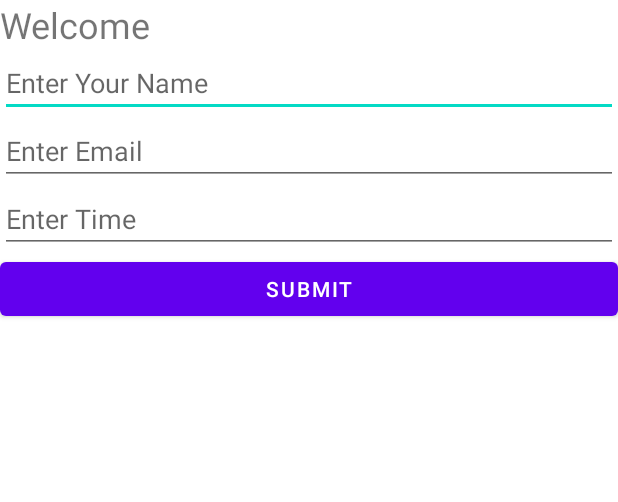
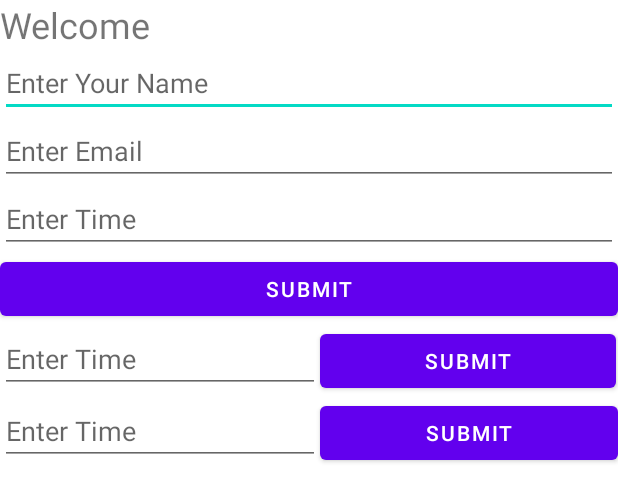
Before and after one commit to BSEF19M517/MC_practice, an Android app: the layout activity_linear1.xml on its own in the app's theme, with its tools: preview values and no code run, on a phone screen of 412 x 824 dp. Shown: the top 502 px of the screen. Run offline under Robolectric (Android 15) with nearby library versions, the phone set to English and light mode, and no system bars.

Commit message:
linear horizontal

```diff
--- a/app/src/main/java/com/bsef19m517/mc01/MainActivity.java
+++ b/app/src/main/java/com/bsef19m517/mc01/MainActivity.java
@@ -13,7 +13,7 @@ public class MainActivity extends AppCompatActivity {
     @Override
     protected void onCreate(Bundle savedInstanceState) {
         super.onCreate(savedInstanceState);
-        setContentView(R.layout.activity_linear1);
+        setContentView(R.layout.activity_linear_horizontal1);
         etName = (EditText) findViewById(R.id.editTextTextPersonName);
         etPass = (EditText) findViewById(R.id.editTextTextPersonName2);
     }
--- a/app/src/main/res/layout/activity_linear1.xml
+++ b/app/src/main/res/layout/activity_linear1.xml
@@ -40,4 +40,44 @@
         android:layout_width="match_parent"
         android:layout_height="wrap_content"
         android:text="Submit" />
+
+    <LinearLayout
+        android:layout_width="match_parent"
+        android:layout_height="wrap_content"
+        android:orientation="horizontal">
+
+        <EditText
+            android:id="@+id/editTextTime1"
+            android:layout_width="wrap_content"
+            android:layout_height="wrap_content"
+            android:ems="10"
+            android:hint="Enter Time"
+            android:inputType="time" />
+
+        <Button
+            android:id="@+id/button3"
+            android:layout_width="197dp"
+            android:layout_height="wrap_content"
+            android:text="Submit" />
+    </LinearLayout>
+
+    <LinearLayout
+        android:layout_width="match_parent"
+        android:layout_height="wrap_content"
+        android:orientation="horizontal">
+
+        <EditText
+            android:id="@+id/editTextTime2"
+            android:layout_width="wrap_content"
+            android:layout_height="wrap_content"
+            android:ems="10"
+            android:hint="Enter Time"
+            android:inputType="time" />
+
+        <Button
+            android:id="@+id/button4"
+            android:layout_width="match_parent"
+            android:layout_height="wrap_content"
+            android:text="Submit" />
+    </LinearLayout>
 </LinearLayout>
```
Also changed, not shown: app/src/main/res/layout/activity_linear_horizontal1.xml (added, +34 -0 lines).
